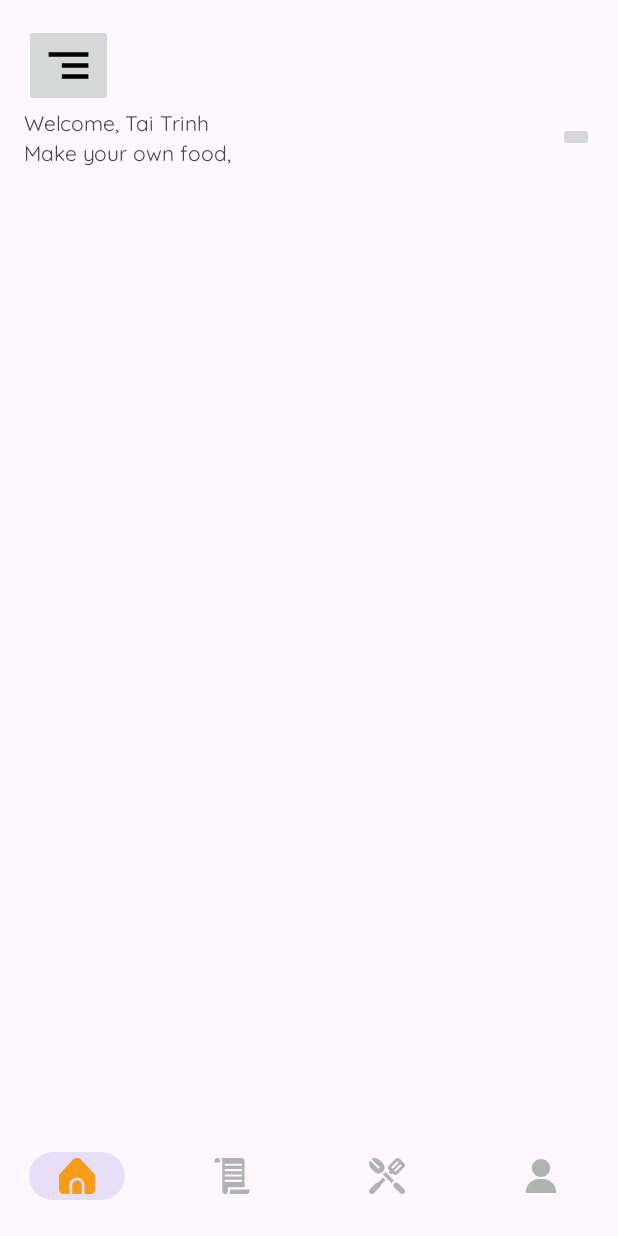
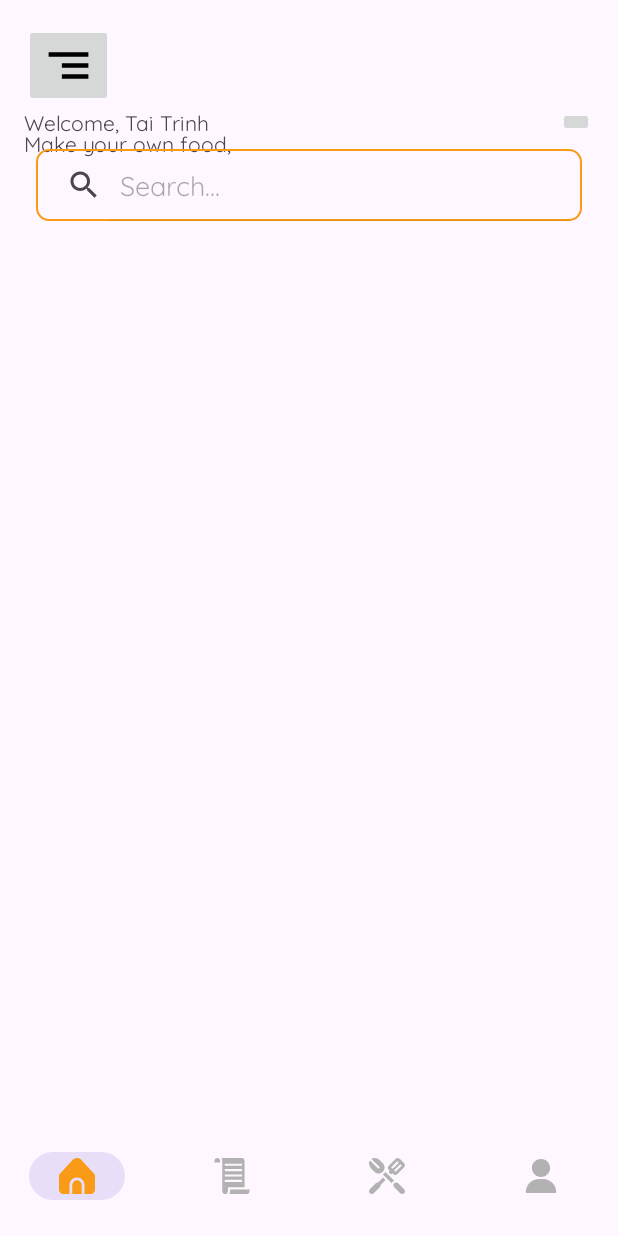
Before and after one commit to tai096/Quych-Meal-App, an Android app: the screen it shows after launch once a user with an empty profile is signed in (MainActivity), on a phone screen of 412 x 824 dp. Run offline under Robolectric (Android 15) with nearby library versions, the phone set to English and light mode, and no system bars; our stand-ins replace Firebase (no records; nobody signed in at launch, a user with empty details on screens opened directly); pictures from the network do not load.

Commit message:
fetch foods

```diff
--- a/app/src/main/java/com/example/quychmeal/Activities/Fragments/HomeScreenFragment.java
+++ b/app/src/main/java/com/example/quychmeal/Activities/Fragments/HomeScreenFragment.java
@@ -1,5 +1,6 @@
 package com.example.quychmeal.Activities.Fragments;
 
+import android.annotation.SuppressLint;
 import android.os.Bundle;
 
 import androidx.annotation.NonNull;
@@ -14,7 +15,9 @@ import android.view.ViewGroup;
 import android.widget.ProgressBar;
 
 import com.example.quychmeal.Adapter.CategoriesAdapter;
+import com.example.quychmeal.Adapter.FoodsAdapter;
 import com.example.quychmeal.Models.Category;
+import com.example.quychmeal.Models.Food;
 import com.example.quychmeal.R;
 import com.example.quychmeal.databinding.FragmentHomeScreenBinding;
 import com.google.firebase.database.DataSnapshot;
@@ -28,10 +31,12 @@ import java.util.ArrayList;
 import java.util.List;
 
 public class HomeScreenFragment extends Fragment {
-    private RecyclerView recyclerView;
     private CategoriesAdapter categoriesAdapter;
+    private FoodsAdapter foodsAdapter;
     private List<Category> categoryList;
+    private List<Food> foodList;
     private ProgressBar progressBarCategory;
+    private ProgressBar progressBarFood;
 
     @Override
     public View onCreateView(LayoutInflater inflater, ViewGroup container,
@@ -39,23 +44,40 @@ public class HomeScreenFragment extends Fragment {
 
         View view = inflater.inflate(R.layout.fragment_home_screen, container, false);
 
-        recyclerView = view.findViewById(R.id.categoriesRecyclerView);
+        // Categories ////////////////
+        RecyclerView recyclerViewCategory = view.findViewById(R.id.categoriesRecyclerView);
         progressBarCategory = view.findViewById(R.id.progressBarCategoty);
 
-        recyclerView.setLayoutManager(new LinearLayoutManager(getContext(), LinearLayoutManager.HORIZONTAL,false));
+        recyclerViewCategory.setLayoutManager(new LinearLayoutManager(getContext(), LinearLayoutManager.HORIZONTAL,false));
         progressBarCategory.setVisibility(View.VISIBLE);
 
         categoryList = new ArrayList<>();
         categoriesAdapter = new CategoriesAdapter(getContext(), categoryList);
-        recyclerView.setAdapter(categoriesAdapter);
+        recyclerViewCategory.setAdapter(categoriesAdapter);
 
         getCategories();
+        /////////////////////////////
+
+        // Foods ///////////////////////////////
+        RecyclerView recyclerViewFood = view.findViewById(R.id.foodsRecyclerView);
+        progressBarFood = view.findViewById(R.id.progressBarFood);
+
+        recyclerViewFood.setLayoutManager(new LinearLayoutManager(getContext()));
+        progressBarFood.setVisibility(View.VISIBLE);
+
+        foodList = new ArrayList<>();
+        foodsAdapter = new FoodsAdapter(getContext(), foodList);
+        recyclerViewFood.setAdapter(foodsAdapter);
+
+        getFoods();
+        ///////////////////////////////////////
         return view;
     }
 
     private void getCategories() {
         DatabaseReference reference = FirebaseDatabase.getInstance().getReference("categories");
         reference.addValueEventListener(new ValueEventListener() {
+            @SuppressLint("NotifyDataSetChanged")
             @Override
             public void onDataChange(@NonNull DataSnapshot snapshot) {
                 categoryList.clear();
@@ -74,4 +96,27 @@ public class HomeScreenFragment extends Fragment {
             }
         });
     }
+
+    private void getFoods() {
+        DatabaseReference reference = FirebaseDatabase.getInstance().getReference("foods");
+        reference.addValueEventListener(new ValueEventListener() {
+            @SuppressLint("NotifyDataSetChanged")
+            @Override
+            public void onDataChange(@NonNull DataSnapshot snapshot) {
+                foodList.clear();
+                for (DataSnapshot dataSnapshot : snapshot.getChildren()) {
+                    Food food = dataSnapshot.getValue(Food.class);
+                    foodList.add(food);
+                }
+
+                foodsAdapter.notifyDataSetChanged();
+                progressBarFood.setVisibility(View.GONE);
+            }
+
+            @Override
+            public void onCancelled(@NonNull DatabaseError error) {
+
+            }
+        });
+    }
 }
--- a/app/src/main/java/com/example/quychmeal/Adapter/CategoriesAdapter.java
+++ b/app/src/main/java/com/example/quychmeal/Adapter/CategoriesAdapter.java
@@ -16,8 +16,6 @@ import com.bumptech.glide.load.resource.bitmap.RoundedCorners;
 import com.example.quychmeal.Models.Category;
 import com.example.quychmeal.R;
 
-import java.lang.reflect.Array;
-import java.util.ArrayList;
 import java.util.List;
 
 public class CategoriesAdapter extends RecyclerView.Adapter<CategoriesAdapter.ViewHolder> {
@@ -33,7 +31,7 @@ public class CategoriesAdapter extends RecyclerView.Adapter<CategoriesAdapter.Vi
     @NonNull
     @Override
     public ViewHolder onCreateViewHolder(@NonNull ViewGroup parent, int viewType) {
-        View view = LayoutInflater.from(context).inflate(R.layout.viewholder_categories, parent, false);
+        View view = LayoutInflater.from(context).inflate(R.layout.category_item, parent, false);
         return new CategoriesAdapter.ViewHolder(view);
     }
 
--- /dev/null
+++ b/app/src/main/java/com/example/quychmeal/Adapter/FoodsAdapter.java
@@ -0,0 +1,71 @@
+package com.example.quychmeal.Adapter;
+
+import android.content.Context;
+import android.view.LayoutInflater;
+import android.view.View;
+import android.view.ViewGroup;
+import android.widget.ImageView;
+import android.widget.TextView;
+
+import androidx.annotation.NonNull;
+import androidx.recyclerview.widget.RecyclerView;
+
+import com.bumptech.glide.Glide;
+import com.bumptech.glide.load.resource.bitmap.CenterCrop;
+import com.bumptech.glide.load.resource.bitmap.RoundedCorners;
+import com.example.quychmeal.Models.Category;
+import com.example.quychmeal.Models.Food;
+import com.example.quychmeal.R;
+
+import java.util.List;
+
+public class FoodsAdapter extends RecyclerView.Adapter<FoodsAdapter.ViewHolder> {
+
+    public Context context;
+    public List<Food> foodList;
+
+    public FoodsAdapter(Context context, List<Food> foodList) {
+        this.context = context;
+        this.foodList = foodList;
+    }
+
+    @NonNull
+    @Override
+    public ViewHolder onCreateViewHolder(@NonNull ViewGroup parent, int viewType) {
+        View view = LayoutInflater.from(context).inflate(R.layout.food_item, parent, false);
+        return new FoodsAdapter.ViewHolder(view);
+    }
+
+    @Override
+    public void onBindViewHolder(@NonNull ViewHolder holder, int position) {
+        Food food = foodList.get(position);
+        Glide.with(context).load(food.getImage()).transform(new CenterCrop(), new RoundedCorners(30)).into(holder.foodImg);
+        holder.foodName.setText(food.getName());
+        holder.foodServing.setText(food.getServing());
+        holder.foodCookTime.setText(food.getCookTime());
+        holder.foodPrepTime.setText(food.getPrepTime());
+    }
+
+    @Override
+    public int getItemCount() {
+        return foodList.size();
+    }
+
+    public class ViewHolder extends RecyclerView.ViewHolder {
+        TextView foodName;
+        ImageView foodImg;
+        TextView foodServing;
+        TextView foodPrepTime;
+        TextView foodCookTime;
+
+
+        public ViewHolder(@NonNull View itemView) {
+            super(itemView);
+            foodImg = itemView.findViewById(R.id.foodImg);
+            foodName = itemView.findViewById(R.id.foodName);
+            foodServing = itemView.findViewById(R.id.servingValue);
+            foodPrepTime = itemView.findViewById(R.id.prepValue);
+            foodCookTime = itemView.findViewById(R.id.cookValue);
+        }
+    }
+}
--- /dev/null
+++ b/app/src/main/res/drawable/search_view_bg.xml
@@ -0,0 +1,5 @@
+<?xml version="1.0" encoding="utf-8"?>
+<shape xmlns:android="http://schemas.android.com/apk/res/android">
+<corners android:radius="8dp"/>
+    <stroke android:color="@color/primary" android:width="1dp"/>
+</shape>
--- a/app/src/main/res/layout/fragment_home_screen.xml
+++ b/app/src/main/res/layout/fragment_home_screen.xml
@@ -29,8 +29,8 @@
 
             <androidx.constraintlayout.widget.ConstraintLayout
                 android:layout_width="match_parent"
-                android:layout_height="match_parent"
-                >
+                android:layout_height="match_parent">
+
                 <TextView
                     android:id="@+id/textView"
                     android:layout_width="wrap_content"
@@ -38,28 +38,44 @@
                     android:text="Welcome, Tai Trinh"
                     app:layout_constraintStart_toStartOf="parent"
                     app:layout_constraintTop_toTopOf="parent" />
+
                 <TextView
                     android:id="@+id/textView3"
                     android:layout_width="wrap_content"
                     android:layout_height="wrap_content"
                     android:text="Make your own food,"
-                    app:layout_constraintBottom_toBottomOf="parent"
+                    app:layout_constraintBottom_toTopOf="@+id/searchFoodView"
                     app:layout_constraintStart_toStartOf="parent"
                     app:layout_constraintTop_toBottomOf="@+id/textView" />
+
                 <ImageButton
                     android:id="@+id/imageButton2"
                     android:layout_width="wrap_content"
                     android:layout_height="wrap_content"
-                    app:layout_constraintBottom_toBottomOf="parent"
                     app:layout_constraintEnd_toEndOf="parent"
                     app:layout_constraintTop_toTopOf="parent"
                     tools:src="@drawable/baseline_account_circle_24" />
+
+                <androidx.appcompat.widget.SearchView
+                    android:id="@+id/searchFoodView"
+                    android:layout_width="0dp"
+                    android:layout_height="wrap_content"
+                    android:layout_margin="8dp"
+                    android:background="@drawable/search_view_bg"
+                    app:iconifiedByDefault="false"
+                    app:layout_constraintEnd_toEndOf="parent"
+                    app:layout_constraintHorizontal_bias="0.5"
+                    app:layout_constraintStart_toStartOf="parent"
+                    app:layout_constraintTop_toBottomOf="@+id/imageButton2"
+                    app:queryHint="Search..." />
+
             </androidx.constraintlayout.widget.ConstraintLayout>
 
             <androidx.constraintlayout.widget.ConstraintLayout
                 android:layout_width="match_parent"
-                android:layout_height="match_parent"
+                android:layout_height="wrap_content"
                 android:layout_weight="1">
+
                 <ProgressBar
                     android:id="@+id/progressBarCategoty"
                     style="?android:attr/progressBarStyle"
@@ -79,6 +95,30 @@
                     app:layout_constraintTop_toTopOf="parent" />
             </androidx.constraintlayout.widget.ConstraintLayout>
 
+            <androidx.constraintlayout.widget.ConstraintLayout
+                android:layout_width="match_parent"
+                android:layout_height="wrap_content"
+                android:layout_weight="1">
+
+                <ProgressBar
+                    android:id="@+id/progressBarFood"
+                    style="?android:attr/progressBarStyle"
+                    android:layout_width="wrap_content"
+                    android:layout_height="wrap_content"
+                    app:layout_constraintBottom_toBottomOf="parent"
+                    app:layout_constraintEnd_toEndOf="@+id/foodsRecyclerView"
+                    app:layout_constraintStart_toStartOf="@+id/foodsRecyclerView"
+                    app:layout_constraintTop_toTopOf="@+id/foodsRecyclerView" />
+
+                <androidx.recyclerview.widget.RecyclerView
+                    android:id="@+id/foodsRecyclerView"
+                    android:layout_width="match_parent"
+                    android:layout_height="match_parent"
+                    app:layout_constraintEnd_toEndOf="parent"
+                    app:layout_constraintStart_toStartOf="parent"
+                    app:layout_constraintTop_toTopOf="parent" />
+            </androidx.constraintlayout.widget.ConstraintLayout>
+
         </LinearLayout>
     </ScrollView>
 
```
Also changed, not shown: app/src/main/java/com/example/quychmeal/Activities/SignUpActivity.java (+7 -4 lines), app/src/main/java/com/example/quychmeal/Models/Food.java (added, +141 -0 lines), app/src/main/java/com/example/quychmeal/Models/FoodIngredient.java (added, +30 -0 lines), app/src/main/java/com/example/quychmeal/Models/Ingredient.java (added, +30 -0 lines), app/src/main/res/layout/food_item.xml (added, +112 -0 lines), app/src/main/res/layout/category_item.xml (renamed from app/src/main/res/layout/viewholder_categories.xml).
